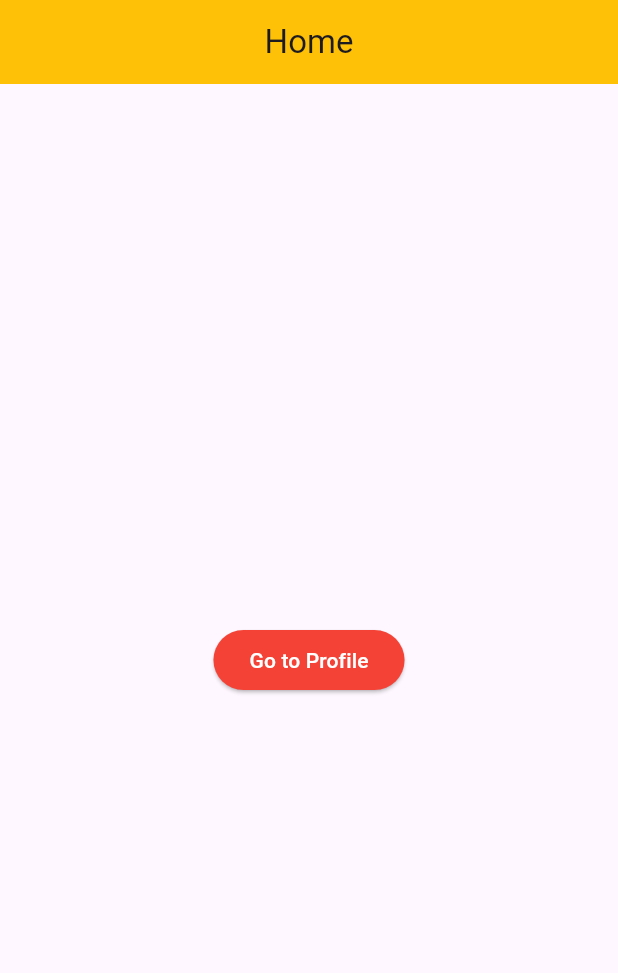
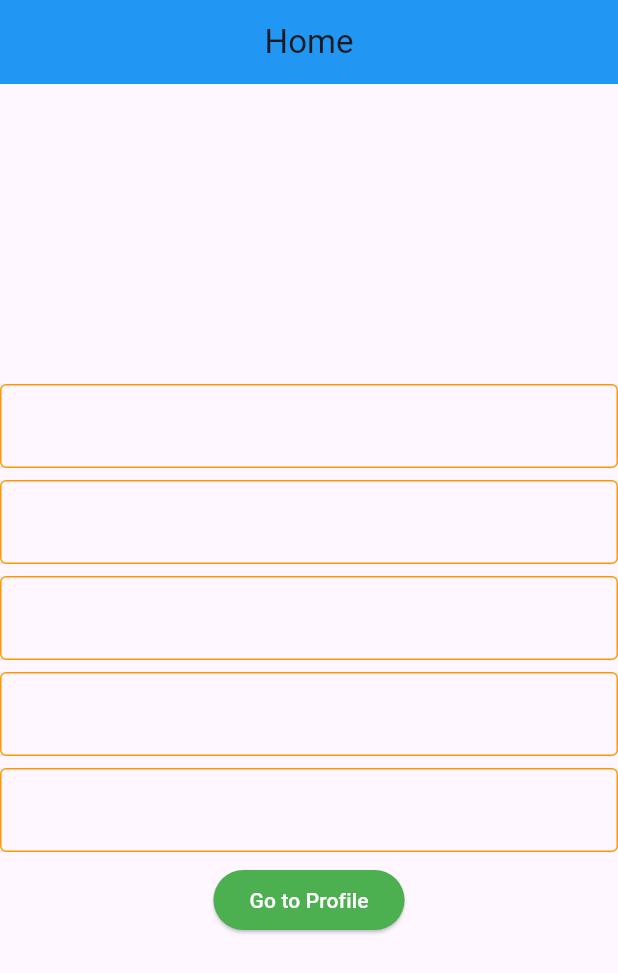
Before and after one commit to wahiduzzamanbappy/live_class_projects, a Flutter app: the screen it shows after launch, on a phone screen of 412 x 824 dp. Shown: the top 973 px of the screen. Run offline on Flutter 3.47's test engine with Material 3 defaults, Android fonts, the phone set to English and light mode, and no system bars.

Commit message:
new code added

```diff
--- a/lib/main.dart
+++ b/lib/main.dart
@@ -13,20 +13,53 @@ class MyApp extends StatelessWidget {
       debugShowCheckedModeBanner: false,
       title: 'Flutter Demo',
       theme: ThemeData(
-        colorScheme: ColorScheme.fromSeed(seedColor: Colors.deepPurple),
-        useMaterial3: true,
         appBarTheme: const AppBarTheme(
-          backgroundColor: Colors.amber,
+          backgroundColor: Colors.blue,
         ),
+        elevatedButtonTheme: ElevatedButtonThemeData(
+          style: ElevatedButton.styleFrom(
+            backgroundColor: Colors.green,
+            foregroundColor: Colors.white,
+          ),
+        ),
+        inputDecorationTheme: const InputDecorationTheme(
+          border: OutlineInputBorder(
+              borderSide: BorderSide(
+            color: Colors.orange,
+          )),
+          enabledBorder: OutlineInputBorder(
+            borderSide: BorderSide(color: Colors.orange),
+          ),
+          focusedBorder: OutlineInputBorder(
+            borderSide: BorderSide(color: Colors.orange),
+          ),
+        ),
+      ),
+      darkTheme: ThemeData(
+        brightness: Brightness.dark,
+        appBarTheme: const AppBarTheme(
+            backgroundColor: Colors.amber, foregroundColor: Colors.black),
         elevatedButtonTheme: ElevatedButtonThemeData(
           style: ElevatedButton.styleFrom(
             backgroundColor: Colors.red,
             foregroundColor: Colors.white,
           ),
         ),
-        inputDecorationTheme: const InputDecorationTheme(),
+        inputDecorationTheme: const InputDecorationTheme(
+          border: OutlineInputBorder(
+              borderSide: BorderSide(
+            color: Colors.pinkAccent,
+          )),
+          enabledBorder: OutlineInputBorder(
+            borderSide: BorderSide(color: Colors.pinkAccent),
+          ),
+          focusedBorder: OutlineInputBorder(
+            borderSide: BorderSide(color: Colors.pinkAccent),
+          ),
+        ),
       ),
       home: const MyHomePage(),
+      themeMode: ThemeMode.system,
     );
   }
 }
@@ -46,6 +79,29 @@ class MyHomePage extends StatelessWidget {
           crossAxisAlignment: CrossAxisAlignment.center,
           mainAxisAlignment: MainAxisAlignment.center,
           children: [
+            const TextField(
+              textDirection: TextDirection.ltr,
+
+            ),
+            const SizedBox(
+              height: 8,
+            ),
+            const TextField(),
+            const SizedBox(
+              height: 8,
+            ),
+            const TextField(),
+            const SizedBox(
+              height: 8,
+            ),
+            const TextField(),
+            const SizedBox(
+              height: 8,
+            ),
+            const TextField(),
+            const SizedBox(
+              height: 8,
+            ),
             ElevatedButton(
               onPressed: () {
                 Navigator.push(
@@ -103,13 +159,35 @@ class Settings extends StatelessWidget {
       appBar: AppBar(
         title: const Text('Settings'),
       ),
-      body: Column(
-        children: [
-          ElevatedButton(
-            onPressed: () {},
-            child: const Text('Home'),
-          ),
-        ],
+      body: Center(
+        child: Column(
+          crossAxisAlignment: CrossAxisAlignment.center,
+          mainAxisAlignment: MainAxisAlignment.center,
+          children: [
+            ElevatedButton(
+              onPressed: () {
+                Navigator.pushAndRemoveUntil(
+                    context,
+                    MaterialPageRoute(
+                      builder: (context) => const MyHomePage(),
+                    ),
+                    (predicate) => false);
+              },
+              child: const Text('Home'),
+            ),
+            ElevatedButton(
+              onPressed: () {
+                Navigator.pushReplacement(
+                  context,
+                  MaterialPageRoute(
+                    builder: (context) => const Profile(),
+                  ),
+                );
+              },
+              child: const Text('Profile'),
+            ),
+          ],
+        ),
       ),
     );
   }
```
